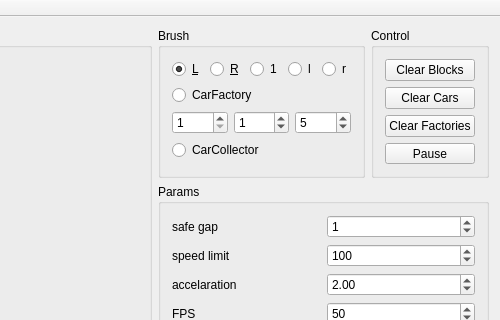
satouriko/Cellular-Automaton, file mainwindow.ui: the form before one commit; both pictures show x 123 to 623 and y 0 to 320 of the 623 by 555 pixel window.
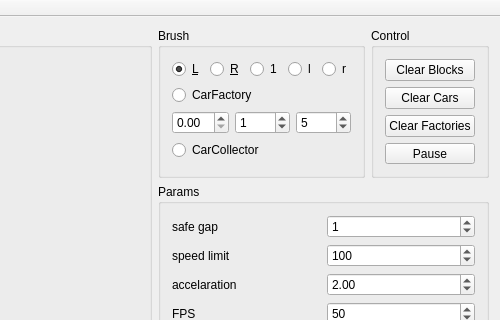
The form after the commit. Custom widgets are drawn as their Qt base class.

```diff
--- a/mainwindow.ui
+++ b/mainwindow.ui
@@ -101,9 +101,9 @@
            <item>
             <layout class="QHBoxLayout" name="horizontalLayout_8">
              <item>
-              <widget class="QSpinBox" name="gf_spinBox">
+              <widget class="QDoubleSpinBox" name="gf_SpinBox">
                <property name="minimum">
-                <number>1</number>
+                <double>0.000000000000000</double>
                </property>
               </widget>
              </item>
```
